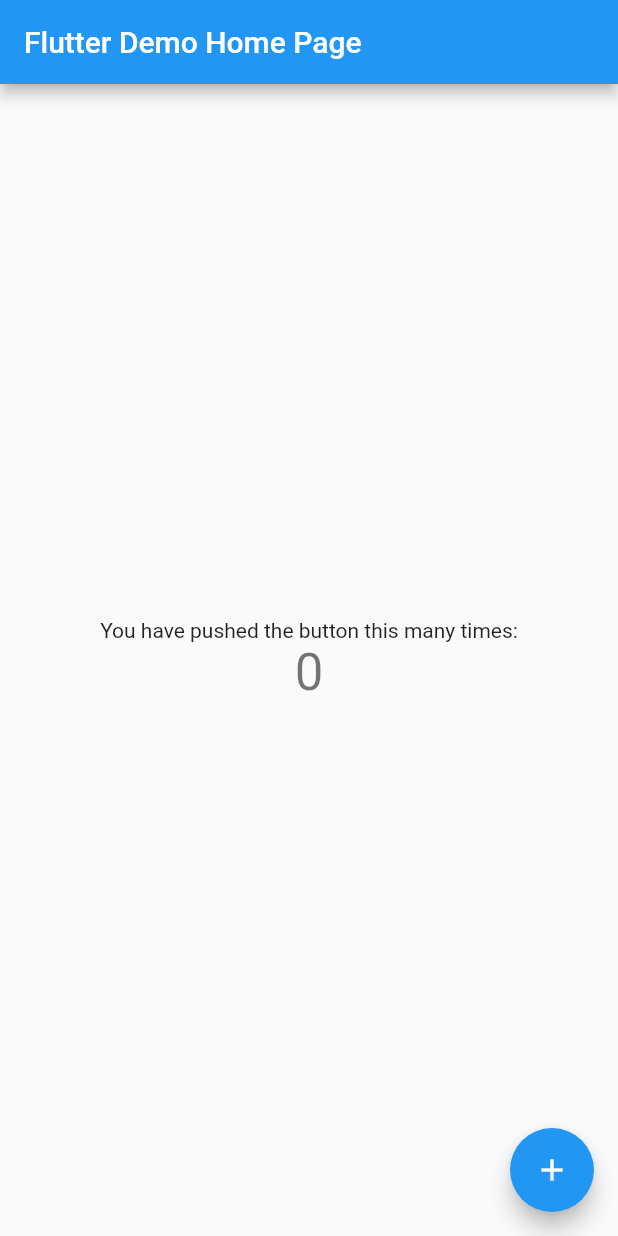
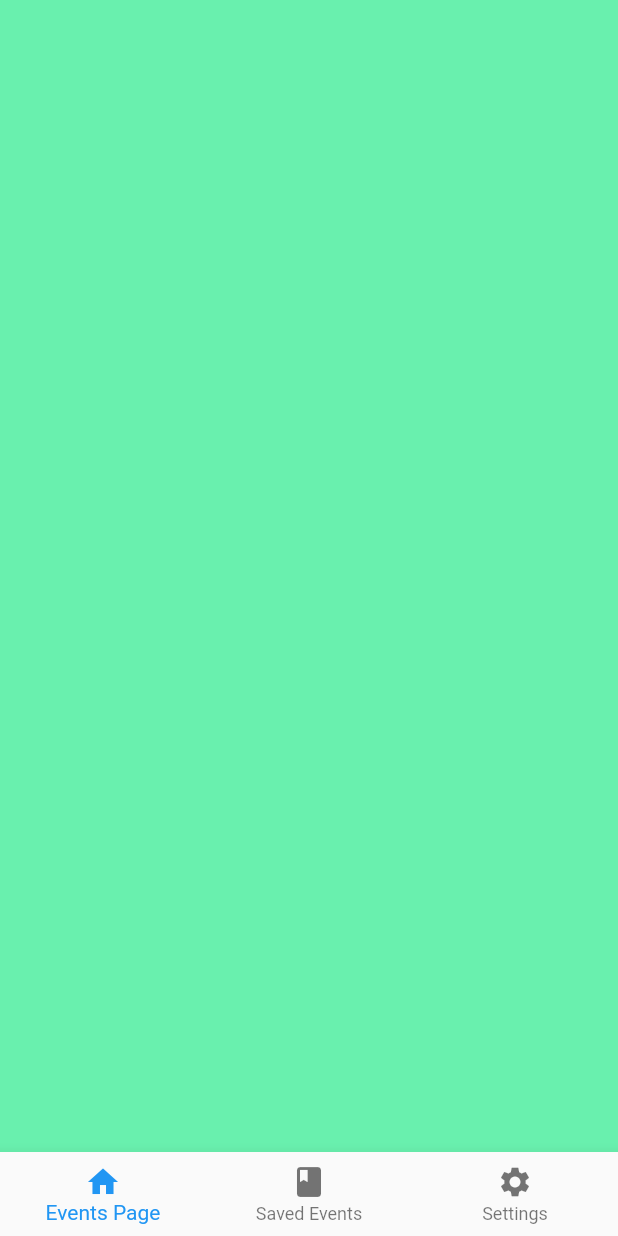
Before and after one commit to KenAsawa/CarMeets, a Flutter app: the screen it shows after launch, on a phone screen of 412 x 824 dp. Run offline on Flutter 3.47's test engine with Material 2 defaults, Android fonts, the phone set to English and light mode, and no system bars.

Commit message:
Navigation Bar + PlaceHolders

```diff
--- /dev/null
+++ b/lib/home_page.dart
@@ -0,0 +1,42 @@
+import 'package:flutter/material.dart';
+
+import './placeholder.dart';
+
+class HomePage extends StatefulWidget {
+  @override
+  State<StatefulWidget> createState() {
+    // TODO: implement createState
+    return _HomeState();
+  }
+}
+
+class _HomeState extends State<HomePage> {
+  int _currentIndex = 0;
+  final List<Widget> _children = [
+    PlaceHolder(Colors.greenAccent),
+    PlaceHolder(Colors.lightBlueAccent),
+    PlaceHolder(Colors.redAccent)
+  ];
+
+  @override
+  Widget build(BuildContext context) {
+    return Scaffold(
+      body: _children[_currentIndex],
+      bottomNavigationBar:
+          BottomNavigationBar(currentIndex: 0, onTap: onTabTapped, items: [
+        BottomNavigationBarItem(
+            icon: Icon(Icons.home), title: Text("Events Page")),
+        BottomNavigationBarItem(
+            icon: Icon(Icons.book), title: Text("Saved Events")),
+        BottomNavigationBarItem(
+            icon: Icon(Icons.settings), title: Text("Settings"))
+      ]),
+    );
+  }
+
+  void onTabTapped(int index) {
+    setState(() {
+      _currentIndex = index;
+    });
+  }
+}
--- a/lib/main.dart
+++ b/lib/main.dart
@@ -1,111 +1,23 @@
 import 'package:flutter/material.dart';
 
-void main() => runApp(MyApp());
+import './home_page.dart';
 
-class MyApp extends StatelessWidget {
-  // This widget is the root of your application.
+void main() {
+  runApp(MyApp());
+}
+
+class MyApp extends StatefulWidget {
+  @override
+  State<StatefulWidget> createState() {
+    return _MyAppState();
+  }
+}
+
+class _MyAppState extends State<MyApp> {
   @override
   Widget build(BuildContext context) {
     return MaterialApp(
-      title: 'Flutter Demo',
-      theme: ThemeData(
-        // This is the theme of your application.
-        //
-        // Try running your application with "flutter run". You'll see the
-        // application has a blue toolbar. Then, without quitting the app, try
-        // changing the primarySwatch below to Colors.green and then invoke
-        // "hot reload" (press "r" in the console where you ran "flutter run",
-        // or simply save your changes to "hot reload" in a Flutter IDE).
-        // Notice that the counter didn't reset back to zero; the application
-        // is not restarted.
-        primarySwatch: Colors.blue,
-      ),
-      home: MyHomePage(title: 'Flutter Demo Home Page'),
+      routes: {'/': (BuildContext context) => HomePage()},
     );
   }
 }
-
-class MyHomePage extends StatefulWidget {
-  MyHomePage({Key key, this.title}) : super(key: key);
-
-  // This widget is the home page of your application. It is stateful, meaning
-  // that it has a State object (defined below) that contains fields that affect
-  // how it looks.
-
-  // This class is the configuration for the state. It holds the values (in this
-  // case the title) provided by the parent (in this case the App widget) and
-  // used by the build method of the State. Fields in a Widget subclass are
-  // always marked "final".
-
-  final String title;
-
-  @override
-  _MyHomePageState createState() => _MyHomePageState();
-}
-
-class _MyHomePageState extends State<MyHomePage> {
-  int _counter = 0;
-
-  void _incrementCounter() {
-    setState(() {
-      // This call to setState tells the Flutter framework that something has
-      // changed in this State, which causes it to rerun the build method below
-      // so that the display can reflect the updated values. If we changed
-      // _counter without calling setState(), then the build method would not be
-      // called again, and so nothing would appear to happen.
-      _counter++;
-    });
-  }
-
-  @override
-  Widget build(BuildContext context) {
-    // This method is rerun every time setState is called, for instance as done
-    // by the _incrementCounter method above.
-    //
-    // The Flutter framework has been optimized to make rerunning build methods
-    // fast, so that you can just rebuild anything that needs updating rather
-    // than having to individually change instances of widgets.
-    return Scaffold(
-      appBar: AppBar(
-        // Here we take the value from the MyHomePage object that was created by
-        // the App.build method, and use it to set our appbar title.
-        title: Text(widget.title),
-      ),
-      body: Center(
-        // Center is a layout widget. It takes a single child and positions it
-        // in the middle of the parent.
-        child: Column(
-          // Column is also layout widget. It takes a list of children and
-          // arranges them vertically. By default, it sizes itself to fit its
-          // children horizontally, and tries to be as tall as its parent.
-          //
-          // Invoke "debug painting" (press "p" in the console, choose the
-          // "Toggle Debug Paint" action from the Flutter Inspector in Android
-          // Studio, or the "Toggle Debug Paint" command in Visual Studio Code)
-          // to see the wireframe for each widget.
-          //
-          // Column has various properties to control how it sizes itself and
-          // how it positions its children. Here we use mainAxisAlignment to
-          // center the children vertically; the main axis here is the vertical
-          // axis because Columns are vertical (the cross axis would be
-          // horizontal).
-          mainAxisAlignment: MainAxisAlignment.center,
-          children: <Widget>[
-            Text(
-              'You have pushed the button this many times:',
-            ),
-            Text(
-              '$_counter',
-              style: Theme.of(context).textTheme.display1,
-            ),
-          ],
-        ),
-      ),
-      floatingActionButton: FloatingActionButton(
-        onPressed: _incrementCounter,
-        tooltip: 'Increment',
-        child: Icon(Icons.add),
-      ), // This trailing comma makes auto-formatting nicer for build methods.
-    );
-  }
-}
--- /dev/null
+++ b/lib/placeholder.dart
@@ -0,0 +1,15 @@
+import 'package:flutter/material.dart';
+
+class PlaceHolder extends StatelessWidget {
+  final Color color;
+
+  PlaceHolder(this.color);
+
+  @override
+  Widget build(BuildContext context) {
+    // TODO: implement build
+    return Container(
+      color: color,
+    );
+  }
+}
```
